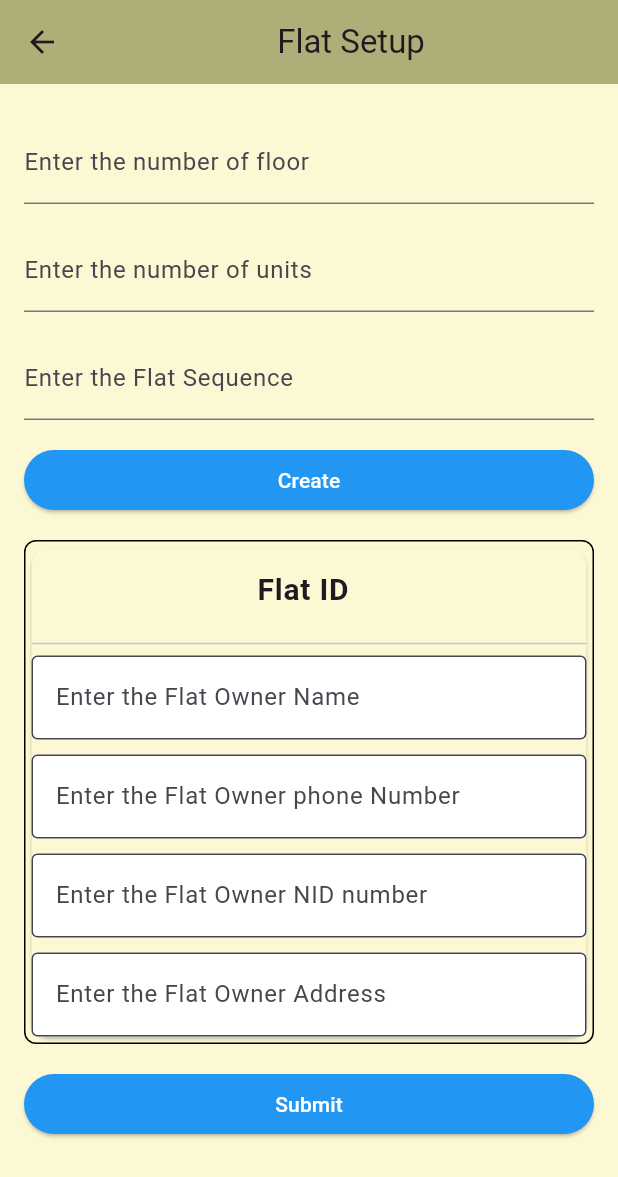
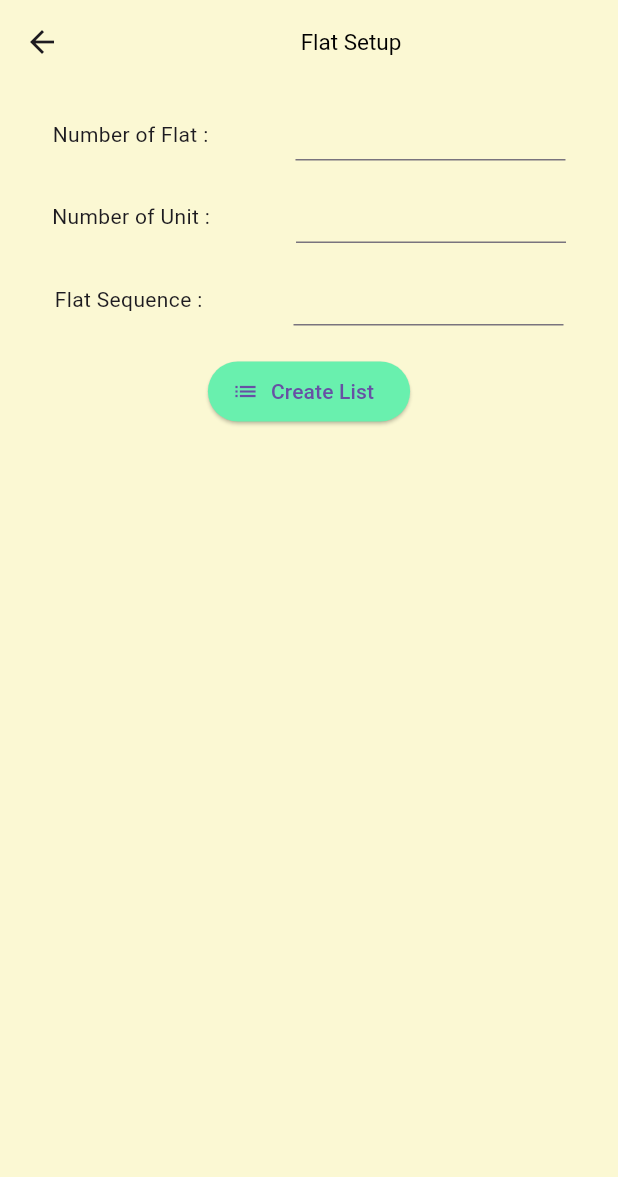
Before and after one commit to SumsulArifin/asm_app, a Flutter app: the FlatSetup screen opened by its route, on a phone screen of 412 x 824 dp. Shown: the top 1177 px of the screen. Run offline on Flutter 3.47's test engine with Material 3 defaults, Android fonts, the light colour scheme and no system bars; our stand-ins replace another_flushbar, cached_network_image, dropdown_button2, flutter_svg, fluttertoast, shared_preferences; missing offline and left inert: shared_preferences_web; accounts and stored records are empty.

Commit message:
commit flat setup

```diff
--- a/ams_v1/lib/view/flat_setup.dart
+++ b/ams_v1/lib/view/flat_setup.dart
@@ -9,143 +9,110 @@ class FlatSetup extends StatefulWidget {
 }
 
 class _FlatSetupState extends State<FlatSetup> {
+
+  double fem = 1.0;
+
+  double ffem = 1.0;
+
+  final appbar = AppBar(
+    backgroundColor: Color(0xfffbf8d3),
+    title: Center(
+      child: Text(
+        "Flat Setup",
+        textAlign: TextAlign.center,
+        style: TextStyle(
+          fontSize: 15,
+          fontWeight: FontWeight.w400,
+          height: 15,
+          color: Color(0xff000000),
+        ),
+      ),
+    ),
+  );
+
+
   @override
   Widget build(BuildContext context) {
     return Scaffold(
-      appBar: AppBar(
-        backgroundColor: AppColors.appBarColor,
-        title: Center(child: Text("Flat Setup")),
-      ),
-      backgroundColor: AppColors.bodyColor,
+      appBar: appbar,
+      resizeToAvoidBottomInset: false,
       body: Container(
-
+        padding: EdgeInsets.all(16.0),
         width: MediaQuery.of(context).size.width,
         height: MediaQuery.of(context).size.height,
-
-        padding: EdgeInsets.all(16),
-        child: SingleChildScrollView(
-          child: Column(
-            crossAxisAlignment: CrossAxisAlignment.start,
-            children: [
-              SizedBox(height: 8),
-              TextFormField(
-                decoration: const InputDecoration(
-                  border: UnderlineInputBorder(),
-                  labelText: 'Enter the number of floor',
+        decoration: BoxDecoration(
+          color: Color(0xfffbf8d3),
+        ),
+        child: Column(
+          children: [
+            Row(
+              mainAxisAlignment: MainAxisAlignment.spaceEvenly,
+              children: [
+                Container(
+                  child: Text("Number of Flat :"),
                 ),
-              ),
-              SizedBox(height: 16),
-              TextFormField(
-                decoration: const InputDecoration(
-                  border: UnderlineInputBorder(),
-                  labelText: 'Enter the number of units',
+                SizedBox(
+                  width: 20,
                 ),
-              ),
-              SizedBox(height: 16),
-              TextFormField(
-                decoration: const InputDecoration(
-                  border: UnderlineInputBorder(),
-                  labelText: 'Enter the Flat Sequence',
+                Container(
+                  width: 180,
+                  height: 35,
+                  child: TextFormField(),
                 ),
-              ),
-              SizedBox(height: 16),
-              ElevatedButton(
-                style: ElevatedButton.styleFrom(
-                  primary: Colors.blue,
+              ],
+            ),
+            SizedBox(height: 20),
+            Row(
+              mainAxisAlignment: MainAxisAlignment.spaceEvenly,
+              children: [
+                Container(
+                  child: Text("Number of Unit :"),
                 ),
-                onPressed: () {
-                  // Handle button press
-                },
-                child: Center(
-                  child: Text(
-                    'Create',
-                    style: TextStyle(color: Colors.white),
+                SizedBox(
+                  width: 20,
+                ),
+                Container(
+                  width: 180,
+                  height: 35,
+                  child: TextFormField(),
+                ),
+              ],
+            ),
+            SizedBox(
+              height: 20,
+            ),
+            Row(
+              mainAxisAlignment: MainAxisAlignment.spaceEvenly,
+              children: [
+                Container(
+                  child: Text("Flat Sequence :"),
+                ),
+                SizedBox(
+                  width: 20,
+                ),
+                Container(
+                  width: 180,
+                  height: 35,
+                  child: TextFormField(),
+                ),
+              ],
+            ),
+            SizedBox(height: 20),
+            Row(
+              mainAxisAlignment: MainAxisAlignment.center,
+              children: [
+                ElevatedButton.icon(
+                  onPressed: () {},
+                  label: Text("Create List"),
+                  icon: Icon(Icons.list),
+                  style: ButtonStyle(
+                    backgroundColor: MaterialStateProperty.all<Color>(Colors
+                        .greenAccent), // Change Colors.blue to the color you want
                   ),
                 ),
-              ),
-              SizedBox(height: 16),
-              // Add the Card widget here
-              Container(
-                decoration: BoxDecoration(
-                  border: Border.all(color: Colors.black, width: 1.0), // Adjust color and width as needed
-                  borderRadius: BorderRadius.all(Radius.circular(8.0)), // Adjust radius as needed
-                ),
-                child: Card(
-                  color: AppColors.bodyColor,
-                  child: Column(
-                    children: [
-                      ListTile(
-                        title: Center(child: Text('Flat ID',
-                        style: TextStyle(fontSize: 20,fontWeight: FontWeight.w700))),
-
-                      ),
-                      Divider(),
-                      TextFormField(
-                        style: TextStyle(color: Colors.green),
-                        decoration: const InputDecoration(
-                          filled: true, // Enable filling
-                          fillColor: Colors.white,
-                          border: OutlineInputBorder(
-
-                          ),
-                          labelText: 'Enter the Flat Owner Name',
-
-
-                        ),
-                        cursorColor: Colors.deepOrange,
-                      ),
-                      SizedBox(height: 10),
-                      TextFormField(
-                        decoration: const InputDecoration(
-                          filled: true, // Enable filling
-                          fillColor: Colors.white,
-                          border: OutlineInputBorder(),
-                          labelText: 'Enter the Flat Owner phone Number',
-                        ),
-                      ),
-                      SizedBox(height: 10),
-                      TextFormField(
-                        decoration: const InputDecoration(
-                          filled: true, // Enable filling
-                          fillColor: Colors.white,
-                          border: OutlineInputBorder(),
-                          labelText: 'Enter the Flat Owner NID number',
-                        ),
-                      ),
-                      SizedBox(height: 10),
-                      TextFormField(
-                        decoration: const InputDecoration(
-                          filled: true, // Enable filling
-                          fillColor: Colors.white,
-                          border: OutlineInputBorder(),
-                          labelText: 'Enter the Flat Owner Address',
-                        ),
-                      ),
-
-                    ],
-                  ),
-
-                ),
-
-              ),
-              SizedBox(height: 16),
-              ElevatedButton(
-                style: ElevatedButton.styleFrom(
-                  primary: Colors.blue,
-                ),
-                onPressed: () {
-                  // Handle button press
-                },
-                child: Center(
-                  child: Text(
-                    'Submit',
-                    style: TextStyle(color: Colors.white),
-                  ),
-                ),
-              )
-            ],
-
-          ),
+              ],
+            ),
+          ],
         ),
       ),
     );
```
